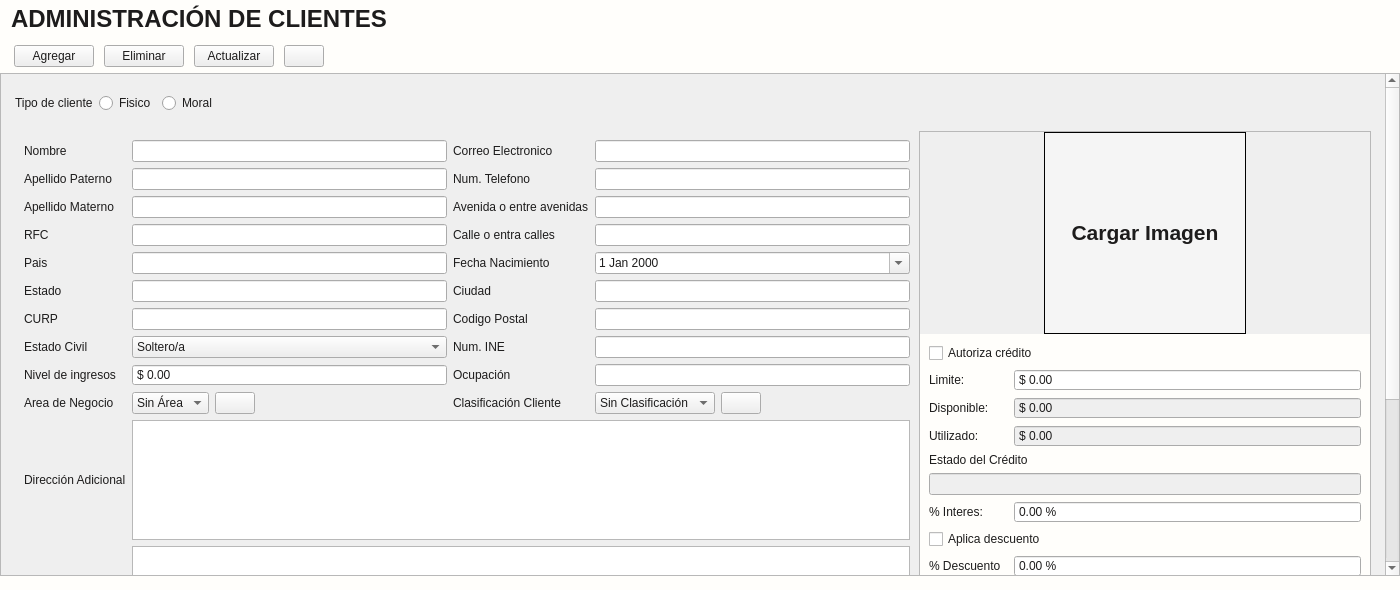
This is app/View/UserInterfaceUi/UI_CONTROL_CLIENTES.ui in LAngelVp/TuleVenta as Qt 5 draws it before an edit. The edited form follows.
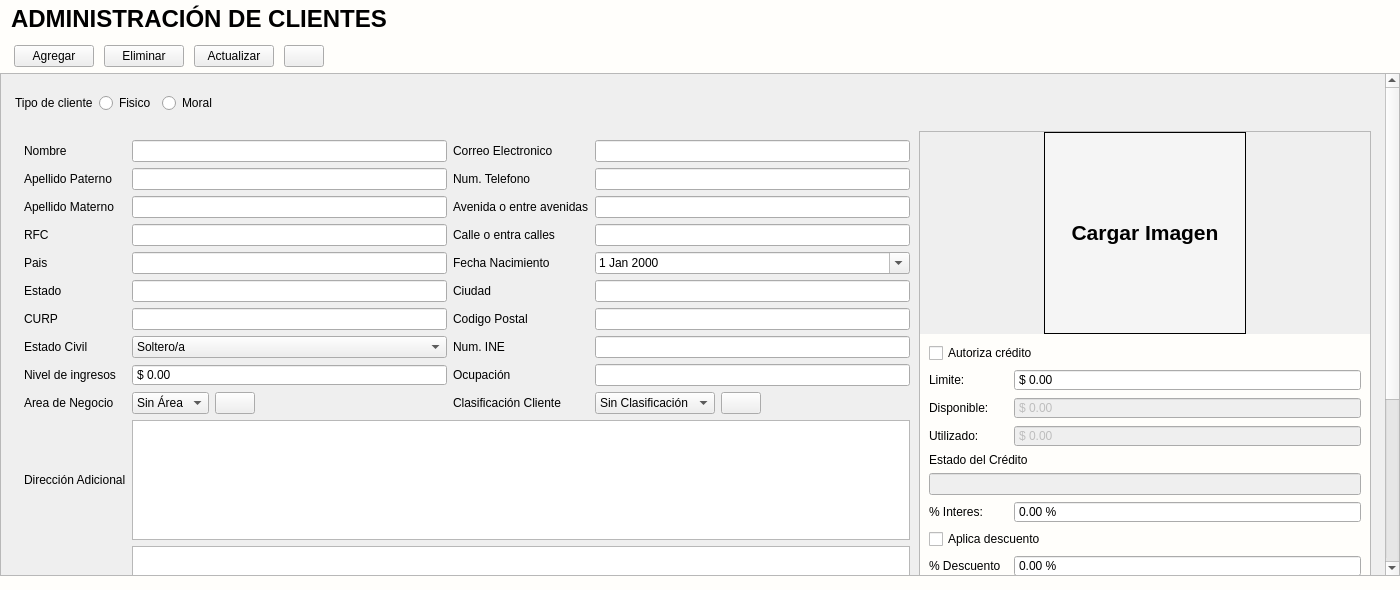
This is the edited form. Icons and pictures are not drawn.

The edit to the form file:
```diff
--- a/app/View/UserInterfaceUi/UI_CONTROL_CLIENTES.ui
+++ b/app/View/UserInterfaceUi/UI_CONTROL_CLIENTES.ui
@@ -20,8 +20,7 @@
    <string>Form</string>
   </property>
   <property name="styleSheet">
-   <string notr="true">*{color: #1d1c1c;}
-#Control_Clientes{
+   <string notr="true">#Control_Clientes{
 background: #fffefb;
 }
 [objectName*=&quot;wpc&quot;]{
@@ -32,8 +31,10 @@
 background-color: #fffefb;
 border: none;
 }
-#label_wp_titulo_clientes{
+[objectName*=&quot;etiqueta&quot;]{
 color:#1d1c1c;
+}
+#etiquetaTitulo_wp_titulo_clientes{
 background-color: #fffefb;
 font-size: 24px;
 font-weight: bold;
@@ -2198,7 +2199,7 @@
        </widget>
       </item>
       <item row="0" column="0" colspan="2">
-       <widget class="QLabel" name="label_wp_titulo_clientes">
+       <widget class="QLabel" name="etiquetaTitulo_wp_titulo_clientes">
         <property name="minimumSize">
          <size>
           <width>0</width>
```
